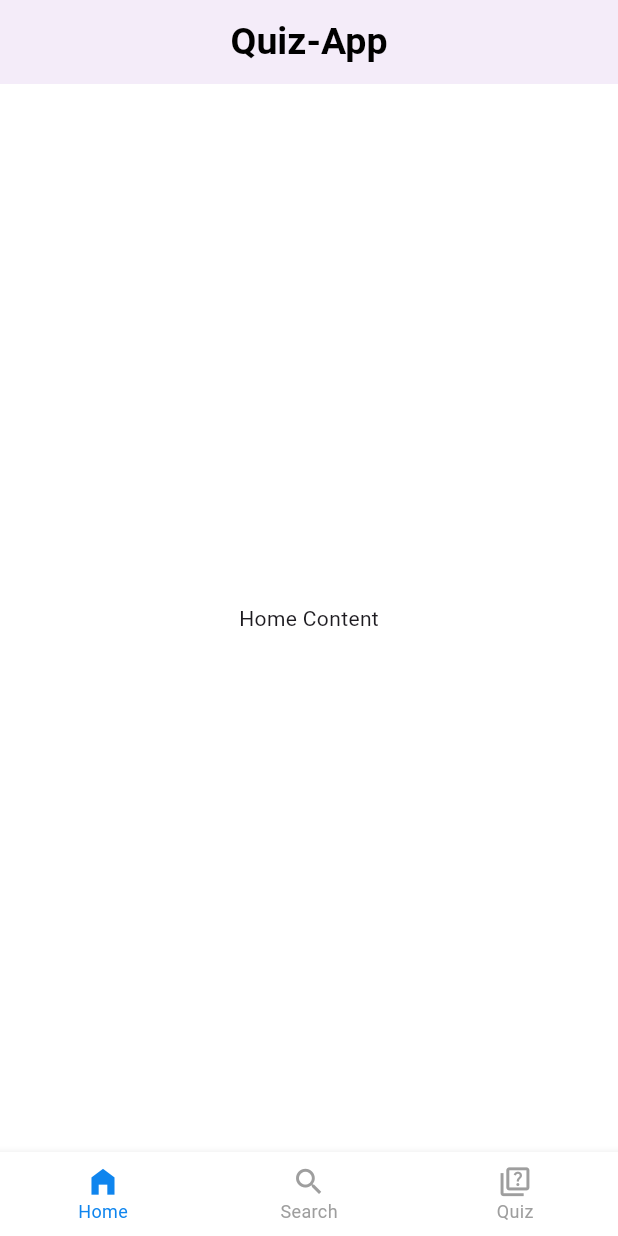
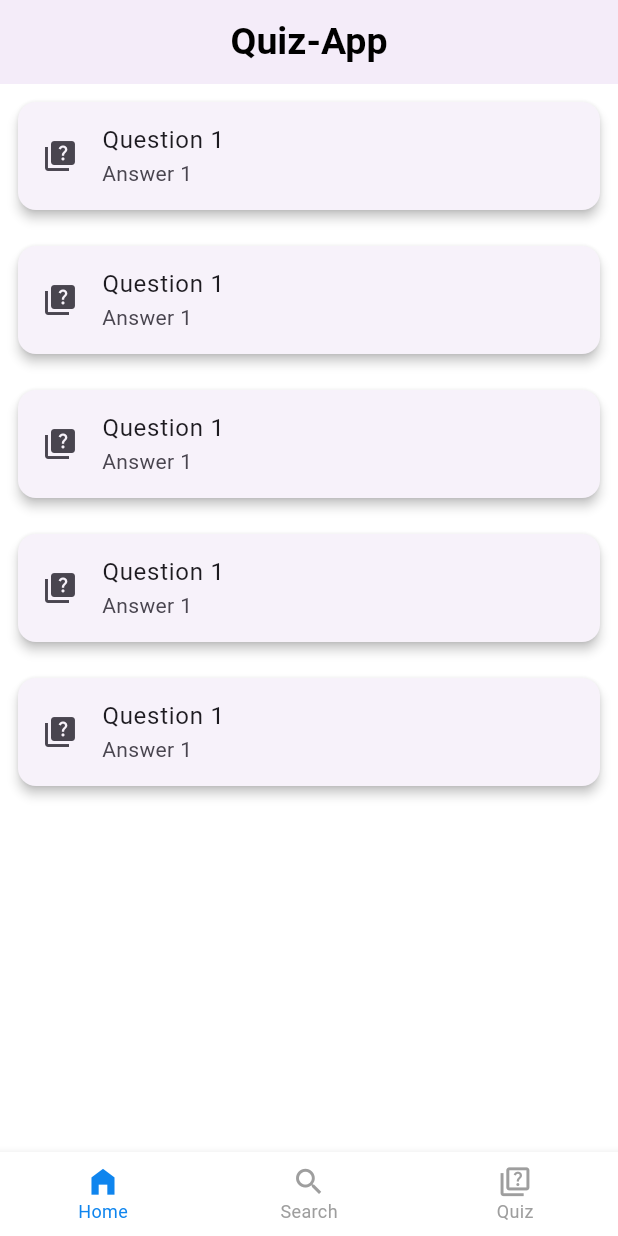
Before and after one commit to SmitPatel143/FlutterProject, a Flutter app: the screen it shows after launch, on a phone screen of 412 x 824 dp. Run offline on Flutter 3.47's test engine with Material 3 defaults, Android fonts, the phone set to English and light mode, and no system bars; our stand-ins replace dio, fluttertoast, get, loading_animation_widget, sqflite, sqflite_common; accounts and stored records are empty.

Commit message:
Get the database from localdatabase and make the frontend of the quiz attempt

```diff
--- a/lib/constants/app_pages.dart
+++ b/lib/constants/app_pages.dart
@@ -10,6 +10,7 @@ import 'package:flutter_project/core/views/create_quiz.dart';
 import 'package:flutter_project/core/views/homepage.dart';
 import 'package:flutter_project/core/views/add_questions.dart';
 import 'package:flutter_project/core/views/add_quiz.dart';
+import 'package:flutter_project/core/views/view_quiz.dart';
 import 'package:get/get.dart';
 
 class AppPages {
@@ -22,12 +23,18 @@ class AppPages {
   static const String quizResult = "/quizResult";
   static const String questions = "/questions";
   static const String createQuiz = "/createQuiz";
+  static const String viewQuiz = "/viewQuiz";
 
   static final routes = [
     GetPage(
       name: home,
       page: () => const HomePage(),
       binding: HomeBindings(),
+    ),
+    GetPage(
+      name: viewQuiz,
+      page: () => const ViewQuiz(),
+      binding: null,
     ),
     GetPage(
         name: category,
@@ -38,11 +45,6 @@ class AppPages {
       page: () => const Quiz(),
       binding: QuizBindings(),
     ),
-    // GetPage(
-    //   name: questions,
-    //   page: () => const Questions(),
-    //   binding: QuestionBinding(),
-    // ),
     GetPage(
       name: createQuiz,
       page: () =>  CreateQuiz(),
@@ -51,7 +53,7 @@ class AppPages {
   ];
 
   static final List<Widget> tabPages = [
-    const HomeTab(),
+    const ViewQuiz(),
     const CategoryTab(),
     const QuizTab(),
   ];
--- /dev/null
+++ b/lib/core/views/view_quiz.dart
@@ -0,0 +1,28 @@
+import 'package:flutter/cupertino.dart';
+import 'package:flutter/material.dart';
+
+class ViewQuiz extends StatelessWidget {
+  const ViewQuiz({super.key});
+
+  @override
+  Widget build(BuildContext context) {
+    return SizedBox(
+      child: ListView.builder(
+        itemCount: 5,
+        itemBuilder: (context, index) {
+          return const Padding(
+            padding: EdgeInsets.all(8.0),
+            child: Card(
+              elevation: 3,
+              child: ListTile(
+                leading: Icon(Icons.quiz),
+                title: Text('Question 1'),
+                subtitle: Text('Answer 1'),
+              ),
+            ),
+          );
+        },
+      ),
+    );
+  }
+}
--- a/lib/main.dart
+++ b/lib/main.dart
@@ -5,6 +5,7 @@ import 'package:flutter_project/core/controllers/BottomNavigationController.dart
 import 'package:flutter_project/core/controllers/category_controller.dart';
 import 'package:flutter_project/core/controllers/question_controller.dart';
 import 'package:flutter_project/core/controllers/quiz_controller.dart';
+import 'package:flutter_project/core/controllers/viewQuiz_controller.dart';
 import 'package:flutter_project/core/views/homepage.dart';
 import 'package:flutter_project/database/localdatabase.dart';
 import 'package:get/get.dart';
@@ -14,6 +15,7 @@ void main() {
   Get.put(BottomNavigationController(), permanent: true);
   Get.put(CategoryController(), permanent: true);
   Get.put(QuizController(), permanent: true);
+  ViewQuizController.getAvailableQuizzes();
   runApp(const MyApp());
 }
 
```
Also changed, not shown: lib/core/controllers/question_controller.dart (+54 -0 lines), lib/core/controllers/viewQuiz_controller.dart (added, +17 -0 lines), lib/database/localdatabase.dart (+43 -34 lines).
